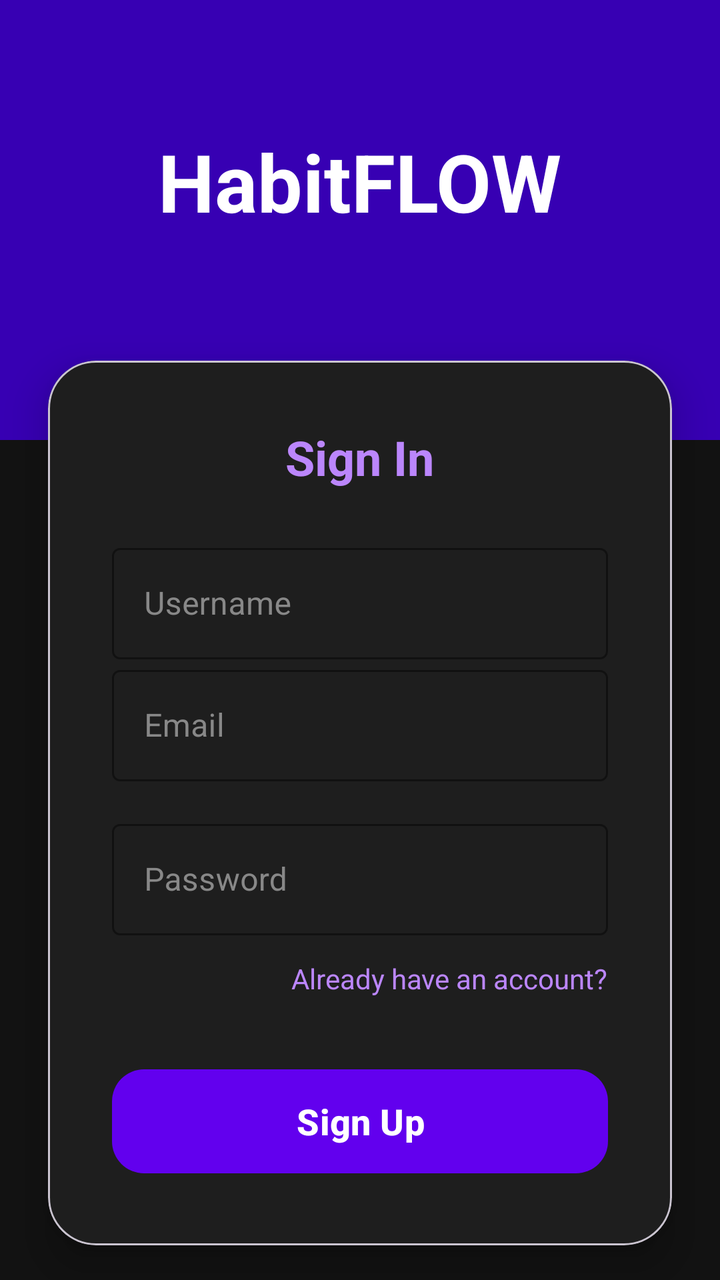
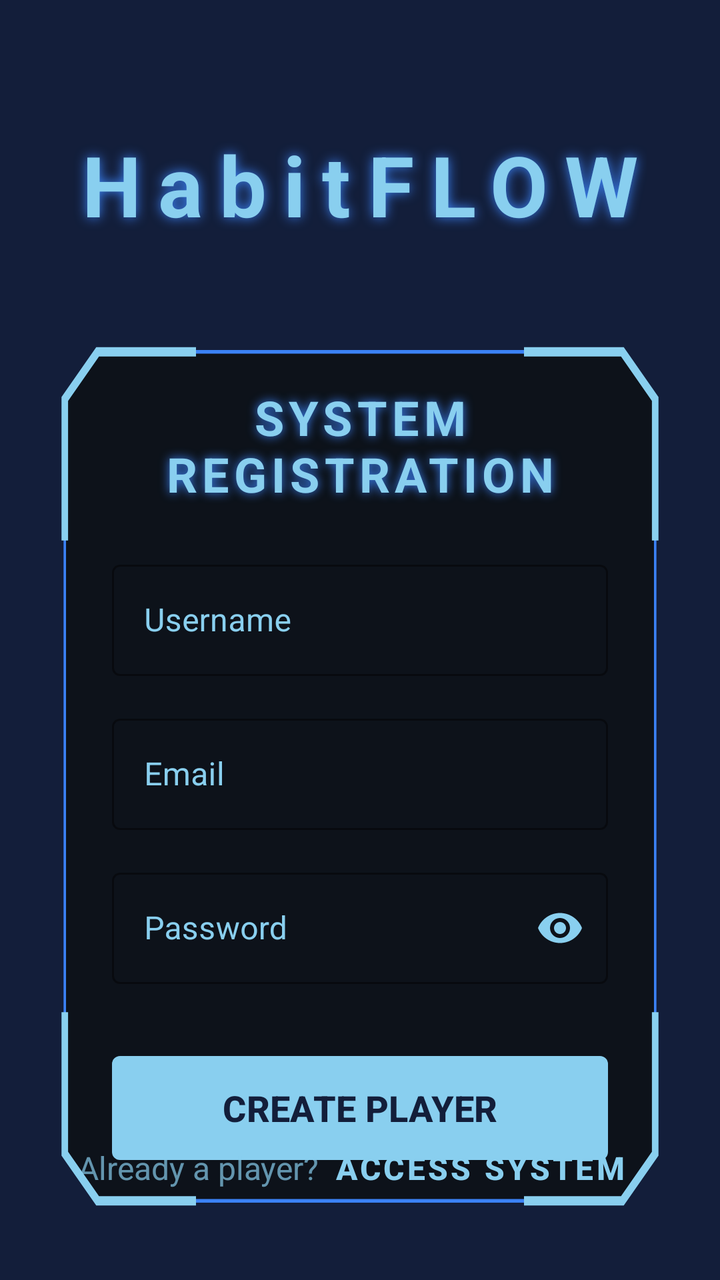

Compare the two renders of this Android layout. The source of the first and the diff that turns it into the second are given below.
<!-- AndroidManifest.xml: application theme Theme.HabitFLOWS -->
<!-- res/layout/activity_sign_up_menu.xml -->
<?xml version="1.0" encoding="utf-8"?>
<androidx.constraintlayout.widget.ConstraintLayout xmlns:android="http://schemas.android.com/apk/res/android"
    xmlns:app="http://schemas.android.com/apk/res-auto"
    xmlns:tools="http://schemas.android.com/tools"
    android:id="@+id/main"
    android:layout_width="match_parent"
    android:layout_height="match_parent"
    tools:context=".SignUpMenu"
    android:background="@color/background_black"
    tools:layout_editor_absoluteX="36dp"
    tools:layout_editor_absoluteY="-170dp">

    <View
        android:id="@+id/viewHeader"
        android:layout_width="match_parent"
        android:layout_height="220dp"
        android:background="@color/purple_700"
        app:layout_constraintTop_toTopOf="parent" />

    <TextView
        android:id="@+id/signUpTitle"
        android:layout_width="wrap_content"
        android:layout_height="wrap_content"
        android:layout_marginTop="64dp"
        android:text="HabitFLOW"
        android:textColor="@color/white"
        android:textSize="40sp"
        android:textStyle="bold"
        app:layout_constraintEnd_toEndOf="parent"
        app:layout_constraintStart_toStartOf="parent"
        app:layout_constraintTop_toTopOf="parent" />

    <com.google.android.material.card.MaterialCardView
        android:id="@+id/signUpCard"
        android:layout_width="match_parent"
        android:layout_height="wrap_content"
        android:layout_marginStart="24dp"
        android:layout_marginTop="-40dp"
        android:layout_marginEnd="24dp"
        app:cardBackgroundColor="@color/surface_dark"
        app:cardCornerRadius="24dp"
        app:cardElevation="12dp"
        app:layout_constraintTop_toBottomOf="@id/viewHeader">

        <LinearLayout
            android:layout_width="match_parent"
            android:layout_height="match_parent"
            android:orientation="vertical"
            android:padding="32dp">

            <TextView
                android:layout_width="wrap_content"
                android:layout_height="wrap_content"
                android:layout_gravity="center"
                android:layout_marginBottom="24dp"
                android:text="Sign In"
                android:textColor="@color/purple_200"
                android:textSize="24sp"
                android:textStyle="bold" />
            <com.google.android.material.textfield.TextInputLayout
                style="@style/Widget.MaterialComponents.TextInputLayout.OutlinedBox"
                android:layout_width="match_parent"
                android:layout_height="wrap_content"
                android:hint="Username"
                android:textColorHint="#888888"
                app:boxStrokeColor="@color/purple_500"
                app:hintTextColor="@color/purple_200"
                app:startIconTint="@color/purple_200">

                <com.google.android.material.textfield.TextInputEditText
                    android:id="@+id/signUpUsername"
                    android:layout_width="match_parent"
                    android:layout_height="wrap_content"
                    android:inputType="textPersonName"
                    android:textColor="@color/white" />
            </com.google.android.material.textfield.TextInputLayout>

            <com.google.android.material.textfield.TextInputLayout
                style="@style/Widget.MaterialComponents.TextInputLayout.OutlinedBox"
                android:layout_width="match_parent"
                android:layout_height="wrap_content"
                android:hint="Email"
                android:textColorHint="#888888"
                app:boxStrokeColor="@color/purple_500"
                app:hintTextColor="@color/purple_200"
                app:startIconTint="@color/purple_200">

                <com.google.android.material.textfield.TextInputEditText
                    android:id="@+id/signUpEmail"
                    android:layout_width="match_parent"
                    android:layout_height="wrap_content"
                    android:inputType="textEmailAddress"
                    android:textColor="@color/white" />
            </com.google.android.material.textfield.TextInputLayout>

            <com.google.android.material.textfield.TextInputLayout
                style="@style/Widget.MaterialComponents.TextInputLayout.OutlinedBox"
                android:layout_width="match_parent"
                android:layout_height="wrap_content"
                android:layout_marginTop="16dp"
                android:hint="Password"
                android:textColorHint="#888888"
                app:boxStrokeColor="@color/purple_500"
                app:hintTextColor="@color/purple_200"
                app:passwordToggleTint="@color/purple_200"
                app:startIconTint="@color/purple_200">

                <com.google.android.material.textfield.TextInputEditText
                    android:id="@+id/signUpPwd"
                    android:layout_width="match_parent"
                    android:layout_height="wrap_content"
                    android:inputType="textPassword"
                    android:textColor="@color/white" />
            </com.google.android.material.textfield.TextInputLayout>

            <TextView
                android:id="@+id/logInLinkBtn"
                android:layout_width="wrap_content"
                android:layout_height="wrap_content"
                android:layout_gravity="end"
                android:layout_marginTop="12dp"
                android:text="Already have an account?"
                android:textColor="@color/purple_200"
                android:textSize="14sp" />

            <com.google.android.material.button.MaterialButton
                android:id="@+id/signUpBtn"
                android:layout_width="match_parent"
                android:layout_height="60dp"
                android:layout_marginTop="32dp"
                android:text="Sign Up"
                android:textAllCaps="false"
                android:textSize="18sp"
                android:textStyle="bold"
                app:backgroundTint="@color/purple_500"
                app:cornerRadius="16dp" />

        </LinearLayout>
    </com.google.android.material.card.MaterialCardView>

</androidx.constraintlayout.widget.ConstraintLayout>
<!-- resources referenced by this layout -->
<resources>
  <color name="background_black">#121212</color>
  <color name="purple_200">#FFBB86FC</color>
  <color name="purple_500">#FF6200EE</color>
  <color name="purple_700">#FF3700B3</color>
  <color name="surface_dark">#1E1E1E</color>
  <color name="white">#FFFFFFFF</color>
  <style name="Theme.HabitFLOWS" parent="Base.Theme.HabitFLOWS" />
  <style name="Base.Theme.HabitFLOWS" parent="Theme.Material3.DayNight.NoActionBar">
          
          
      </style>
</resources>

<!-- the commit's change to res/layout/activity_sign_up_menu.xml (unified diff, before → after) -->
@@ -5,137 +5,165 @@
     android:id="@+id/main"
     android:layout_width="match_parent"
     android:layout_height="match_parent"
-    tools:context=".SignUpMenu"
-    android:background="@color/background_black"
-    tools:layout_editor_absoluteX="36dp"
-    tools:layout_editor_absoluteY="-170dp">
+    android:background="@color/denim"
+    tools:context=".SignUpMenu">
 
-    <View
-        android:id="@+id/viewHeader"
-        android:layout_width="match_parent"
-        android:layout_height="220dp"
-        android:background="@color/purple_700"
-        app:layout_constraintTop_toTopOf="parent" />
-
+    
     <TextView
         android:id="@+id/signUpTitle"
         android:layout_width="wrap_content"
         android:layout_height="wrap_content"
         android:layout_marginTop="64dp"
+        android:letterSpacing="0.2"
+        android:shadowColor="@color/border"
+        android:shadowDx="0"
+        android:shadowDy="0"
+        android:shadowRadius="15"
         android:text="HabitFLOW"
-        android:textColor="@color/white"
-        android:textSize="40sp"
+        android:textColor="@color/baby_blue"
+        android:textSize="42sp"
         android:textStyle="bold"
         app:layout_constraintEnd_toEndOf="parent"
         app:layout_constraintStart_toStartOf="parent"
         app:layout_constraintTop_toTopOf="parent" />
 
-    <com.google.android.material.card.MaterialCardView
-        android:id="@+id/signUpCard"
-        android:layout_width="match_parent"
+    
+    <LinearLayout
+        android:id="@+id/signUpContainer"
+        android:layout_width="0dp"
         android:layout_height="wrap_content"
-        android:layout_marginStart="24dp"
-        android:layout_marginTop="-40dp"
-        android:layout_marginEnd="24dp"
-        app:cardBackgroundColor="@color/surface_dark"
-        app:cardCornerRadius="24dp"
-        app:cardElevation="12dp"
-        app:layout_constraintTop_toBottomOf="@id/viewHeader">
+        android:layout_marginStart="16dp"
+        android:layout_marginTop="32dp"
+        android:layout_marginEnd="16dp"
+        android:background="@drawable/system"
+        android:orientation="vertical"
+        android:padding="40dp"
+        app:layout_constrainedWidth="true"
+        app:layout_constraintEnd_toEndOf="parent"
+        app:layout_constraintStart_toStartOf="parent"
+        app:layout_constraintTop_toBottomOf="@id/signUpTitle"
+        app:layout_constraintWidth_max="550dp">
 
-        <LinearLayout
+        <TextView
             android:layout_width="match_parent"
-            android:layout_height="match_parent"
-            android:orientation="vertical"
-            android:padding="32dp">
+            android:layout_height="wrap_content"
+            android:layout_marginBottom="24dp"
+            android:gravity="center"
+            android:letterSpacing="0.1"
+            android:shadowColor="@color/border"
+            android:shadowDx="0"
+            android:shadowDy="0"
+            android:shadowRadius="12"
+            android:text="SYSTEM REGISTRATION"
+            android:textColor="@color/baby_blue"
+            android:textSize="24sp"
+            android:textStyle="bold" />
 
-            <TextView
-                android:layout_width="wrap_content"
-                android:layout_height="wrap_content"
-                android:layout_gravity="center"
-                android:layout_marginBottom="24dp"
-                android:text="Sign In"
-                android:textColor="@color/purple_200"
-                android:textSize="24sp"
-                android:textStyle="bold" />
-            <com.google.android.material.textfield.TextInputLayout
-                style="@style/Widget.MaterialComponents.TextInputLayout.OutlinedBox"
+        
+        <com.google.android.material.textfield.TextInputLayout
+            style="@style/Widget.MaterialComponents.TextInputLayout.OutlinedBox"
+            android:layout_width="match_parent"
+            android:layout_height="wrap_content"
+            android:hint="Username"
+            android:textColorHint="@color/baby_blue"
+            app:boxStrokeColor="@color/baby_blue"
+            app:hintTextColor="@color/baby_blue"
+            app:startIconTint="@color/baby_blue">
+
+            <com.google.android.material.textfield.TextInputEditText
+                android:id="@+id/signUpUsername"
                 android:layout_width="match_parent"
                 android:layout_height="wrap_content"
-                android:hint="Username"
-                android:textColorHint="#888888"
-                app:boxStrokeColor="@color/purple_500"
-                app:hintTextColor="@color/purple_200"
-                app:startIconTint="@color/purple_200">
+                android:inputType="textPersonName"
+                android:textColor="@color/white" />
+        </com.google.android.material.textfield.TextInputLayout>
 
-                <com.google.android.material.textfield.TextInputEditText
-                    android:id="@+id/signUpUsername"
-                    android:layout_width="match_parent"
-                    android:layout_height="wrap_content"
-                    android:inputType="textPersonName"
-                    android:textColor="@color/white" />
-            </com.google.android.material.textfield.TextInputLayout>
+        
+        <com.google.android.material.textfield.TextInputLayout
+            style="@style/Widget.MaterialComponents.TextInputLayout.OutlinedBox"
+            android:layout_width="match_parent"
+            android:layout_height="wrap_content"
+            android:layout_marginTop="16dp"
+            android:hint="Email"
+            android:textColorHint="@color/baby_blue"
+            app:boxStrokeColor="@color/baby_blue"
+            app:hintTextColor="@color/baby_blue"
+            app:startIconTint="@color/baby_blue">
 
-            <com.google.android.material.textfield.TextInputLayout
-                style="@style/Widget.MaterialComponents.TextInputLayout.OutlinedBox"
+            <com.google.android.material.textfield.TextInputEditText
+                android:id="@+id/signUpEmail"
                 android:layout_width="match_parent"
                 android:layout_height="wrap_content"
-                android:hint="Email"
-                android:textColorHint="#888888"
-                app:boxStrokeColor="@color/purple_500"
-                app:hintTextColor="@color/purple_200"
-                app:startIconTint="@color/purple_200">
+                android:inputType="textEmailAddress"
+                android:textColor="@color/white" />
+        </com.google.android.material.textfield.TextInputLayout>
 
-                <com.google.android.material.textfield.TextInputEditText
-                    android:id="@+id/signUpEmail"
-                    android:layout_width="match_parent"
-                    android:layout_height="wrap_content"
-                    android:inputType="textEmailAddress"
-                    android:textColor="@color/white" />
-            </com.google.android.material.textfield.TextInputLayout>
+        
+        <com.google.android.material.textfield.TextInputLayout
+            style="@style/Widget.MaterialComponents.TextInputLayout.OutlinedBox"
+            android:layout_width="match_parent"
+            android:layout_height="wrap_content"
+            android:layout_marginTop="16dp"
+            android:hint="Password"
+            android:textColorHint="@color/baby_blue"
+            app:boxStrokeColor="@color/baby_blue"
+            app:hintTextColor="@color/baby_blue"
+            app:passwordToggleEnabled="true"
+            app:passwordToggleTint="@color/baby_blue"
+            app:startIconTint="@color/baby_blue">
 
-            <com.google.android.material.textfield.TextInputLayout
-                style="@style/Widget.MaterialComponents.TextInputLayout.OutlinedBox"
+            <com.google.android.material.textfield.TextInputEditText
+                android:id="@+id/signUpPwd"
                 android:layout_width="match_parent"
                 android:layout_height="wrap_content"
-                android:layout_marginTop="16dp"
-                android:hint="Password"
-                android:textColorHint="#888888"
-                app:boxStrokeColor="@color/purple_500"
-                app:hintTextColor="@color/purple_200"
-                app:passwordToggleTint="@color/purple_200"
-                app:startIconTint="@color/purple_200">
+                android:inputType="textPassword"
+                android:textColor="@color/white" />
+        </com.google.android.material.textfield.TextInputLayout>
 
-                <com.google.android.material.textfield.TextInputEditText
-                    android:id="@+id/signUpPwd"
-                    android:layout_width="match_parent"
-                    android:layout_height="wrap_content"
-                    android:inputType="textPassword"
-                    android:textColor="@color/white" />
-            </com.google.android.material.textfield.TextInputLayout>
+        
+        <com.google.android.material.button.MaterialButton
+            android:id="@+id/signUpBtn"
+            android:layout_width="match_parent"
+            android:layout_height="60dp"
+            android:layout_marginTop="32dp"
+            android:text="CREATE PLAYER"
+            android:textAllCaps="true"
+            android:textColor="@color/denim"
+            android:textSize="18sp"
+            android:textStyle="bold"
+            app:backgroundTint="@color/baby_blue"
+            app:cornerRadius="4dp" />
 
-            <TextView
-                android:id="@+id/logInLinkBtn"
-                android:layout_width="wrap_content"
-                android:layout_height="wrap_content"
-                android:layout_gravity="end"
-                android:layout_marginTop="12dp"
-                android:text="Already have an account?"
-                android:textColor="@color/purple_200"
-                android:textSize="14sp" />
+    </LinearLayout>
 
-            <com.google.android.material.button.MaterialButton
-                android:id="@+id/signUpBtn"
-                android:layout_width="match_parent"
-                android:layout_height="60dp"
-                android:layout_marginTop="32dp"
-                android:text="Sign Up"
-                android:textAllCaps="false"
-                android:textSize="18sp"
-                android:textStyle="bold"
-                app:backgroundTint="@color/purple_500"
-                app:cornerRadius="16dp" />
+    
+    <LinearLayout
+        android:layout_width="wrap_content"
+        android:layout_height="wrap_content"
+        android:layout_marginBottom="32dp"
+        android:gravity="center"
+        android:orientation="horizontal"
+        app:layout_constraintBottom_toBottomOf="parent"
+        app:layout_constraintEnd_toEndOf="parent"
+        app:layout_constraintStart_toStartOf="parent">
 
-        </LinearLayout>
-    </com.google.android.material.card.MaterialCardView>
+        <TextView
+            android:layout_width="wrap_content"
+            android:layout_height="wrap_content"
+            android:alpha="0.7"
+            android:text="Already a player?"
+            android:textColor="@color/baby_blue"
+            android:textSize="16sp" />
+
+        <Button
+            android:id="@+id/logInLinkBtn"
+            style="@style/Widget.MaterialComponents.Button.TextButton"
+            android:layout_width="wrap_content"
+            android:layout_height="wrap_content"
+            android:text="Access System"
+            android:textColor="@color/baby_blue"
+            android:textSize="16sp"
+            android:textStyle="bold" />
+    </LinearLayout>
 
 </androidx.constraintlayout.widget.ConstraintLayout>
<!-- resource entries referenced after the edit -->
@@ -1,12 +1,54 @@
 <!-- resources referenced by this layout -->
 <resources>
-  <color name="background_black">#121212</color>
-  <color name="purple_200">#FFBB86FC</color>
-  <color name="purple_500">#FF6200EE</color>
-  <color name="purple_700">#FF3700B3</color>
-  <color name="surface_dark">#1E1E1E</color>
+  <color name="baby_blue">#89CFEF</color>
+  <color name="border">#3B82F6</color>
+  <color name="denim">#131E3A</color>
   <color name="white">#FFFFFFFF</color>
+  <!-- drawable system (drawable) -->
+  <?xml version="1.0" encoding="utf-8"?>
+  <vector xmlns:android="http://schemas.android.com/apk/res/android"
+      android:width="400dp"
+      android:height="400dp"
+      android:viewportWidth="400"
+      android:viewportHeight="400">
+  
+      
+      <path
+          android:fillAlpha="0.9"
+          android:fillColor="@color/background"
+          android:pathData="M40,20 L360,20 L380,40 L380,360 L360,380 L40,380 L20,360 L20,40 Z" />
+  
+      
+      <path
+          android:strokeColor="@color/border"
+          android:strokeWidth="1.5"
+          android:pathData="M40,20 L360,20 L380,40 L380,360 L360,380 L40,380 L20,360 L20,40 Z" />
+  
+      
+      <path
+          android:strokeColor="@color/baby_blue"
+          android:strokeWidth="4"
+          android:strokeLineCap="butt"
+          android:pathData="M20,100 V40 L40,20 H100" />
+      <path
+          android:strokeColor="@color/baby_blue"
+          android:strokeWidth="4"
+          android:strokeLineCap="butt"
+          android:pathData="M300,20 H360 L380,40 V100" />
+      <path
+          android:strokeColor="@color/baby_blue"
+          android:strokeWidth="4"
+          android:strokeLineCap="butt"
+          android:pathData="M20,300 V360 L40,380 H100" />
+      <path
+          android:strokeColor="@color/baby_blue"
+          android:strokeWidth="4"
+          android:strokeLineCap="butt"
+          android:pathData="M300,380 H360 L380,360 V300" />
+  
+  </vector>
   <style name="Theme.HabitFLOWS" parent="Base.Theme.HabitFLOWS" />
+  <color name="background">#0D1117</color>
   <style name="Base.Theme.HabitFLOWS" parent="Theme.Material3.DayNight.NoActionBar">
           
           
